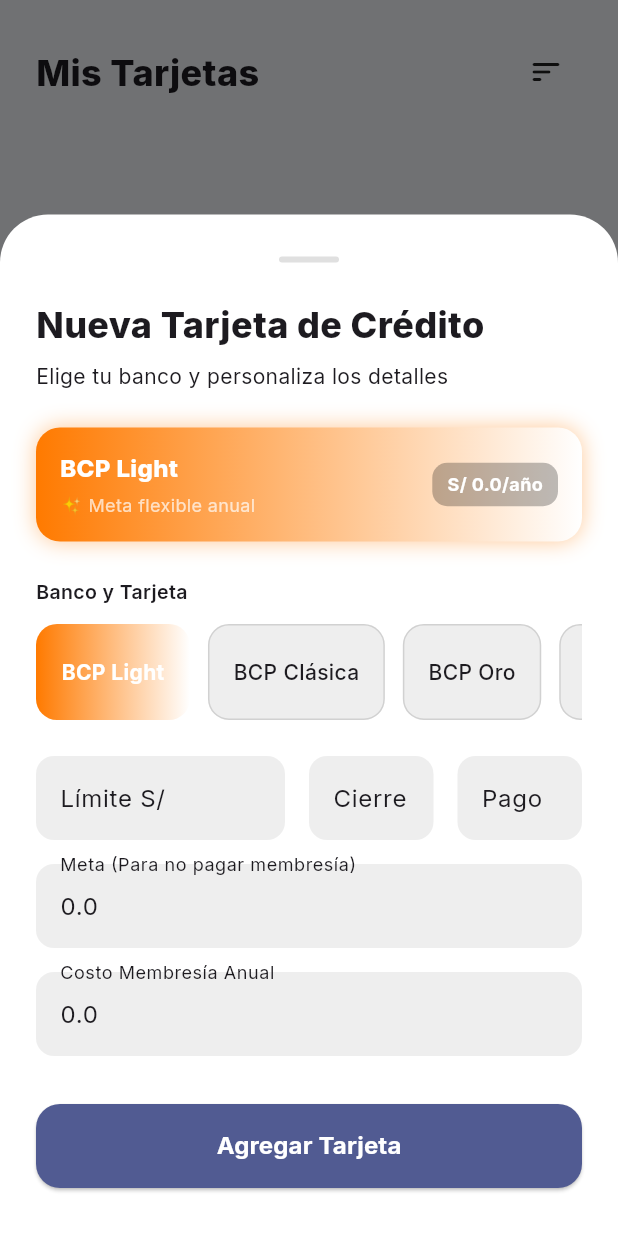
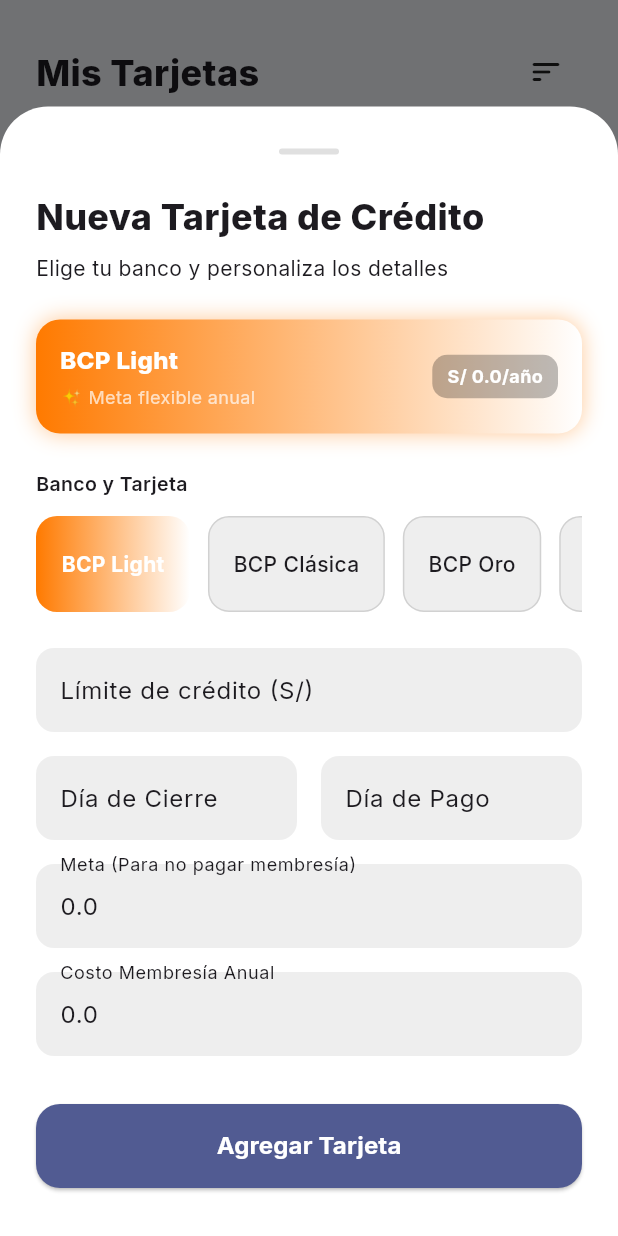
Before and after one commit to Tomas-coder-dev/la-fija, a Flutter app: the screen it shows once a user with an empty profile is signed in, after a tap on "Tarjeta", on a phone screen of 412 x 824 dp. Run offline on Flutter 3.47's test engine with Material 3 defaults, Android fonts, the phone set to English and light mode, and no system bars; drawn by our look-alikes of google_nav_bar; our stand-ins replace flutter_riverpod, google_fonts, google_generative_ai, hive_flutter, shimmer, speech_to_text and 1 more; accounts and stored records are empty.

Commit message:
fix: resolve UI overlapping, improve responsiveness, and implement horizontal bar analytics

```diff
--- a/lib/screens/tabs/expenses_tab.dart
+++ b/lib/screens/tabs/expenses_tab.dart
@@ -148,15 +148,15 @@
                                     Container(
                                       padding: const EdgeInsets.symmetric(horizontal: 4, vertical: 1),
                                       decoration: BoxDecoration(
-                                        color: (cardColor ?? Colors.grey).withOpacity(0.15),
+                                        color: cardColor ?? Colors.grey,
                                         borderRadius: BorderRadius.circular(4),
                                       ),
                                       child: Text(
                                         cardLabel,
                                         style: GoogleFonts.inter(
                                           fontSize: 9,
-                                          fontWeight: FontWeight.w600,
-                                          color: cardColor ?? Colors.grey,
+                                          fontWeight: FontWeight.w700,
+                                          color: Colors.white,
                                         ),
                                       ),
                                     )
--- a/lib/widgets/modals/add_card_modal.dart
+++ b/lib/widgets/modals/add_card_modal.dart
@@ -180,32 +180,33 @@
                           Row(
                             children: [
                               Expanded(
-                                flex: 2,
                                 child: TextFormField(
                                   controller: limiteController,
                                   keyboardType: const TextInputType.numberWithOptions(decimal: true),
-                                  decoration: _inputDecoration('Límite S/', theme),
+                                  decoration: _inputDecoration('Límite de crédito (S/)', theme),
+                                  validator: (v) => v!.isEmpty ? 'Requerido' : null,
+                                ),
+                              ),
+                            ],
+                          ),
+                          const SizedBox(height: 16),
+                          Row(
+                            children: [
+                              Expanded(
+                                child: TextFormField(
+                                  controller: cierreController,
+                                  keyboardType: TextInputType.number,
+                                  decoration: _inputDecoration('Día de Cierre', theme),
                                   validator: (v) => v!.isEmpty ? 'Requerido' : null,
                                 ),
                               ),
                               const SizedBox(width: 16),
                               Expanded(
-                                flex: 1,
-                                child: TextFormField(
-                                  controller: cierreController,
-                                  keyboardType: TextInputType.number,
-                                  decoration: _inputDecoration('Cierre', theme),
-                                  validator: (v) => v!.isEmpty ? 'Req.' : null,
-                                ),
-                              ),
-                              const SizedBox(width: 16),
-                              Expanded(
-                                flex: 1,
                                 child: TextFormField(
                                   controller: pagoController,
                                   keyboardType: TextInputType.number,
-                                  decoration: _inputDecoration('Pago', theme),
-                                  validator: (v) => v!.isEmpty ? 'Req.' : null,
+                                  decoration: _inputDecoration('Día de Pago', theme),
+                                  validator: (v) => v!.isEmpty ? 'Requerido' : null,
                                 ),
                               ),
                             ],
--- a/lib/widgets/progress_ring_widget.dart
+++ b/lib/widgets/progress_ring_widget.dart
@@ -159,6 +159,7 @@
                   ),
                 ),
               ),
+              const SizedBox(width: 8),
               Container(
                 padding: const EdgeInsets.symmetric(horizontal: 10, vertical: 4),
                 decoration: BoxDecoration(
```
Also changed, not shown: lib/screens/tabs/analytics_tab.dart (+62 -103 lines), lib/widgets/modals/card_detail_modal.dart (+12 -8 lines).
